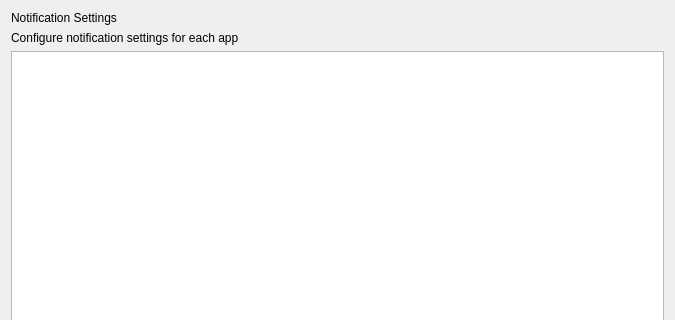
Qt form FWAdminLib/Configurator/NotificationsForm.ui (fw-dev/translations) before a commit; both pictures show x 0 to 675 and y 0 to 320 of the 675 by 667 pixel window.
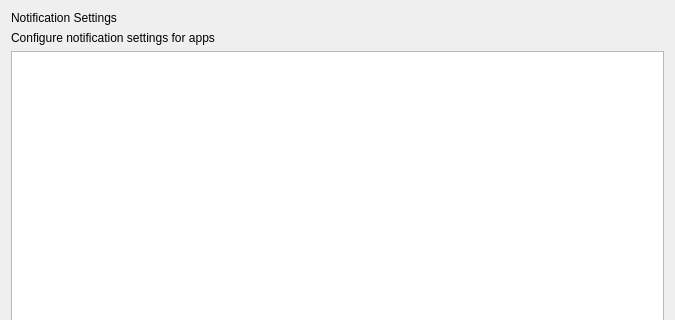
The same form after that commit.

What changed in the file:
```diff
--- a/FWAdminLib/Configurator/NotificationsForm.ui
+++ b/FWAdminLib/Configurator/NotificationsForm.ui
@@ -70,7 +70,7 @@
    <item row="1" column="0" colspan="4">
     <widget class="QLabel" name="lTipNotificationSettings">
      <property name="text">
-      <string>Configure notification settings for each app</string>
+      <string>Configure notification settings for apps</string>
      </property>
     </widget>
    </item>
```
